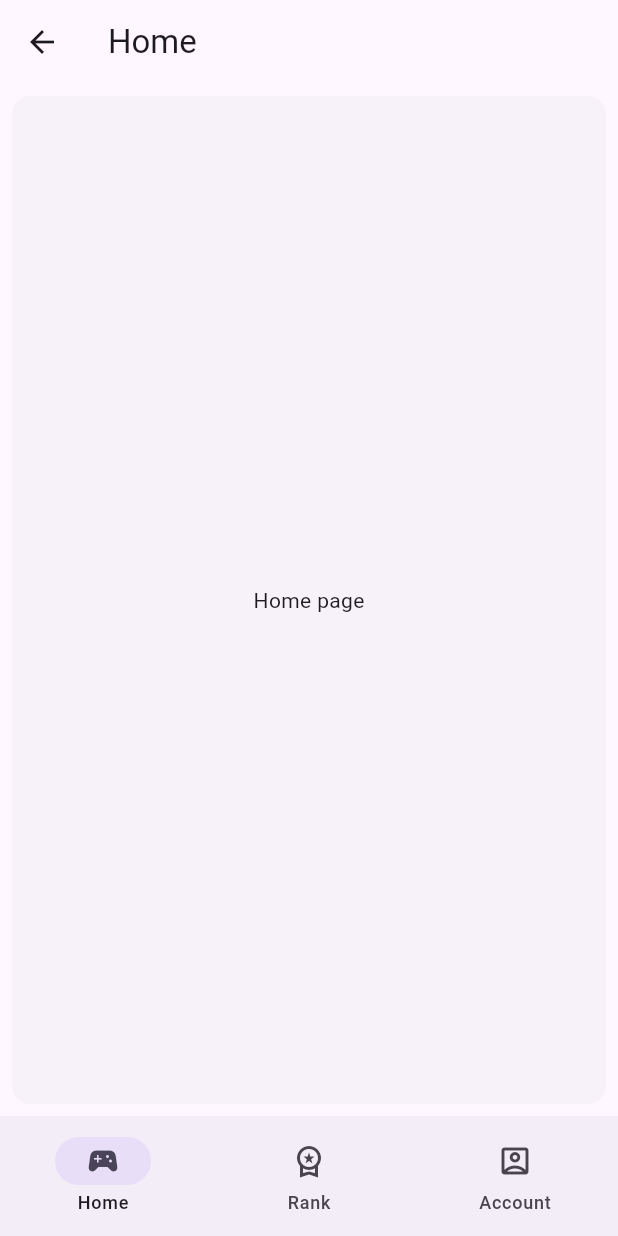
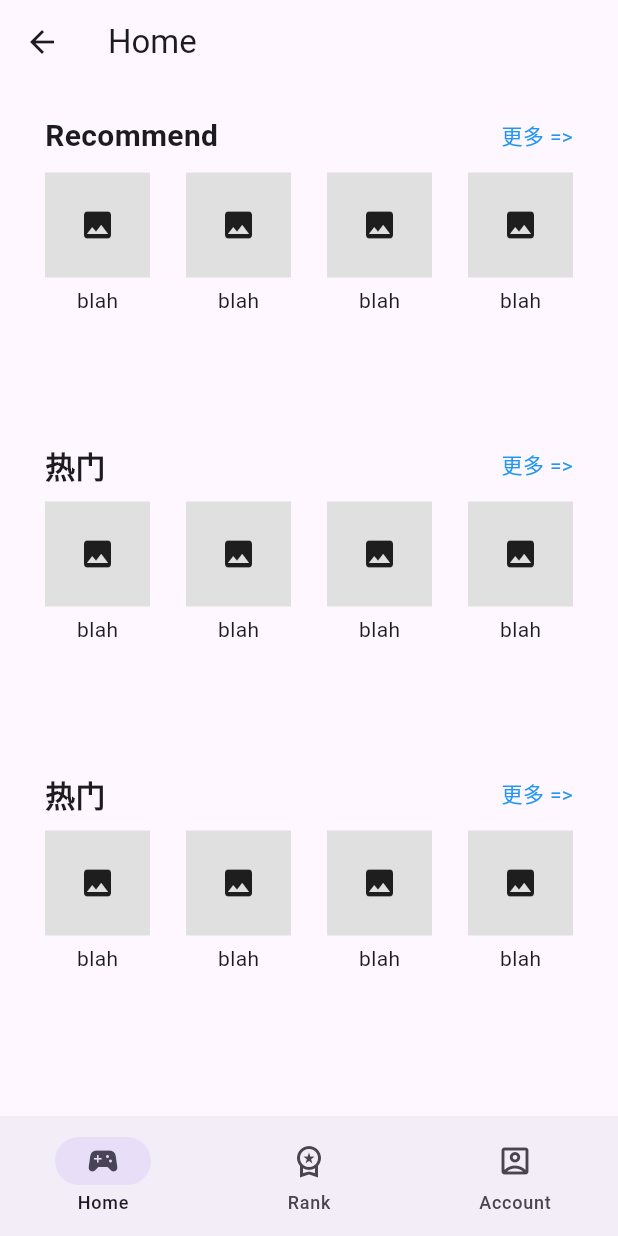
Before and after one commit to hungry-henry/Rhythm-Riddle, a Flutter app: the Home screen opened by its route, on a phone screen of 412 x 824 dp. Run offline on Flutter 3.47's test engine with Material 3 defaults, Android fonts, the light colour scheme and no system bars; our stand-ins replace flutter_secure_storage; accounts and stored records are empty.

Commit message:
home page ui approximately

```diff
--- a/lib/l10n/intl_en.arb
+++ b/lib/l10n/intl_en.arb
@@ -14,5 +14,7 @@
 
     "home": "Home",
     "account": "Account",
-    "rank": "Rank"
+    "rank": "Rank",
+    "recm": "Recommend",
+    "hot": "热门"
 }
--- a/lib/l10n/intl_zh.arb
+++ b/lib/l10n/intl_zh.arb
@@ -14,5 +14,7 @@
 
     "home": "主页",
     "account": "账户",
-    "rank": "排行榜"
+    "rank": "排行榜",
+    "recm": "推荐",
+    "hot": "热门"
 }
--- a/lib/pages/home.dart
+++ b/lib/pages/home.dart
@@ -2,7 +2,7 @@ import 'package:flutter/material.dart';
 import '../generated/l10n.dart';
 import 'package:flutter_secure_storage/flutter_secure_storage.dart';
 
-final storage = const FlutterSecureStorage();
+const storage = FlutterSecureStorage();
 
 class Home extends StatefulWidget{
   const Home({super.key});
@@ -21,6 +21,7 @@ class _HomeState extends State<Home> {
   Future<void> logout(BuildContext context) async {
     await storage.delete(key: 'username');
     await storage.delete(key: 'password');
+    if(!context.mounted) return;
     Navigator.pushNamed(context, 'login');
   }
 
@@ -47,37 +48,139 @@ class _HomeState extends State<Home> {
         selectedIndex: currentPageIndex,
         destinations: <Widget>[
           NavigationDestination(
-            selectedIcon: Icon(Icons.sports_esports),
-            icon: Icon(Icons.sports_esports_outlined),
+            selectedIcon: const Icon(Icons.sports_esports),
+            icon: const Icon(Icons.sports_esports_outlined),
             label: S.current.home,
           ),
           NavigationDestination(
-            selectedIcon: Icon(Icons.workspace_premium),
-            icon: Icon(Icons.workspace_premium_outlined),
+            selectedIcon: const Icon(Icons.workspace_premium),
+            icon: const Icon(Icons.workspace_premium_outlined),
             label: S.current.rank,
           ),
           NavigationDestination(
-            selectedIcon: Icon(Icons.account_box),
-            icon: Icon(Icons.account_box_outlined),
+            selectedIcon: const Icon(Icons.account_box),
+            icon: const Icon(Icons.account_box_outlined),
             label: S.current.account,
           ),
         ]
       ),
 
       body: <Widget>[
-        /// Home page
-        const Card(
-          shadowColor: Colors.transparent,
-          margin: EdgeInsets.all(8.0),
-          child: SizedBox.expand(
-            child: Center(
-              child: Text(
-                'Home page',
+
+        //主页
+        Padding(padding: const EdgeInsets.only(bottom:10, left:30, right:30, top:20),
+          child:
+          Column(
+            children: [
+
+            // 推荐
+            Expanded(child:
+              Container(
+                child: Column(
+                  crossAxisAlignment: CrossAxisAlignment.start,
+                  children: [
+                    Row(
+                      mainAxisAlignment: MainAxisAlignment.spaceBetween,
+                      children: [
+                        Text(S.current.recm, style: const TextStyle(fontSize: 20, fontWeight: FontWeight.bold)),
+                        const Text('更多 =>', style: TextStyle(color: Colors.blue)),
+                      ],
+                    ),
+                    const SizedBox(height: 10),
+                    Row(
+                      mainAxisAlignment: MainAxisAlignment.spaceBetween,
+                      children: List.generate(4, (index) {
+                        return Column(
+                          children: [
+                            Container(
+                              width: 70,
+                              height: 70,
+                              color: Colors.grey[300],
+                              child: const Icon(Icons.image),
+                            ),
+                            const SizedBox(height: 5),
+                            const Text('blah'),
+                          ],
+                        );
+                      }),
+                    ),
+                  ],
+                ),
               ),
             ),
-          ),
+
+            //热门
+            Expanded(child:
+              Container(
+                child: Column(
+                  crossAxisAlignment: CrossAxisAlignment.start,
+                  children: [
+                    Row(
+                      mainAxisAlignment: MainAxisAlignment.spaceBetween,
+                      children: [
+                        Text(S.current.hot, style: const TextStyle(fontSize: 20, fontWeight: FontWeight.bold)),
+                        const Text('更多 =>', style: TextStyle(color: Colors.blue)),
+                      ],
+                    ),
+                    const SizedBox(height: 10),
+                    Row(
+                      mainAxisAlignment: MainAxisAlignment.spaceBetween,
+                      children: List.generate(4, (index) {
+                        return Column(
+                          children: [
+                            Container(
+                              width: 70,
+                              height: 70,
+                              color: Colors.grey[300],
+                              child: const Icon(Icons.image),
+                            ),
+                            const SizedBox(height: 5),
+                            const Text('blah'),
+                          ],
+                        );
+                      }),
+                    ),
+                  ],
+                ),
+              ),
+            ),
+
+            Expanded(child:
+              Container(
+                child: Column(
+                  crossAxisAlignment: CrossAxisAlignment.start,
+                  children: [
+                    Row(
+                      mainAxisAlignment: MainAxisAlignment.spaceBetween,
+                      children: [
+                        Text(S.current.hot, style: const TextStyle(fontSize: 20, fontWeight: FontWeight.bold)),
+                        const Text('更多 =>', style: TextStyle(color: Colors.blue)),
+                      ],
+                    ),
+                    const SizedBox(height: 10),
+                    Row(
+                      mainAxisAlignment: MainAxisAlignment.spaceBetween,
+                      children: List.generate(4, (index) {
+                        return Column(
+                          children: [
+                            Container(
+                              width: 70,
+                              height: 70,
+                              color: Colors.grey[300],
+                              child: const Icon(Icons.image),
+                            ),
+                            const SizedBox(height: 5),
+                            const Text('blah'),
+                          ],
+                        );
+                      }),
+                    ),
+                  ],
+                ),
+              ),
+            )
+          ],),
         ),
-
         /// Notifications page
         const Padding(
           padding: EdgeInsets.all(8.0),
```
Also changed, not shown: lib/generated/intl/messages_en.dart, lib/generated/intl/messages_zh.dart, lib/generated/l10n.dart.
